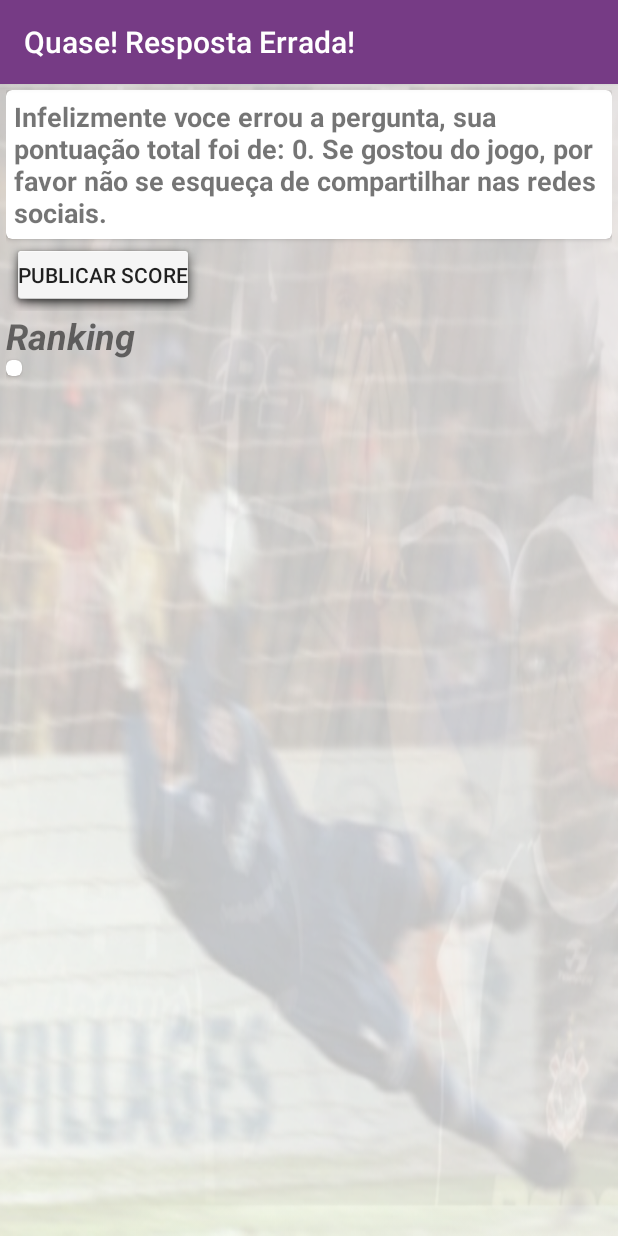
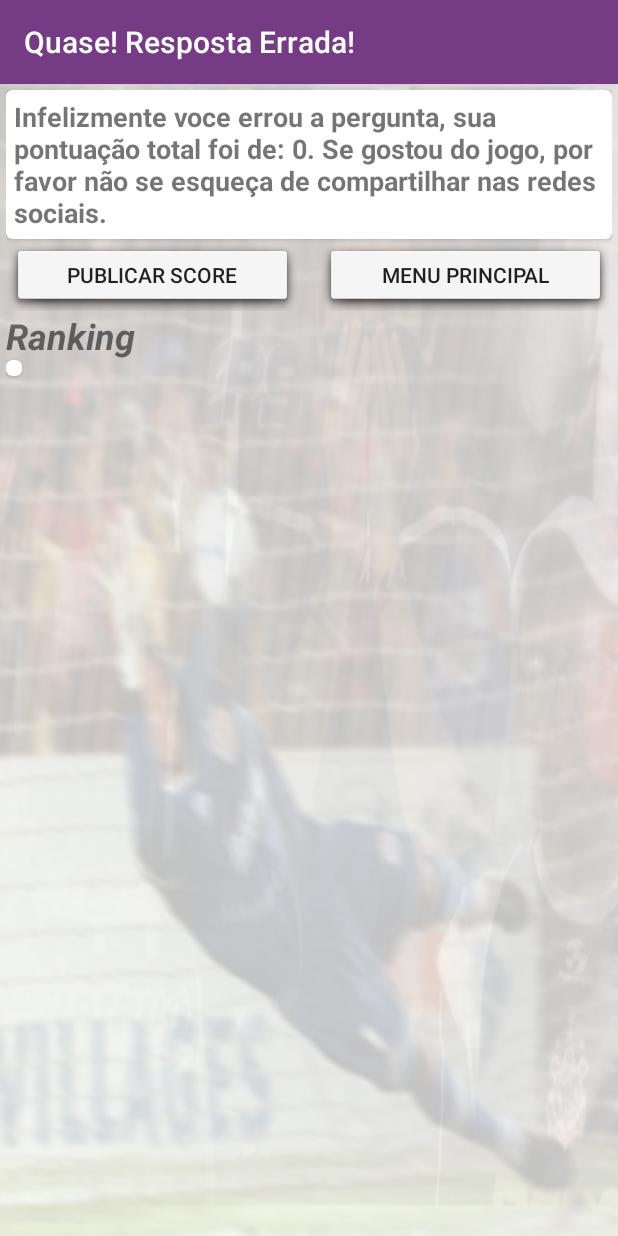
Before and after one commit to ckilee/cori_quiz, an Android app: the FailActivity screen opened directly, with no data from a screen before it, on a phone screen of 412 x 824 dp. Run offline under Robolectric (Android 15) with nearby library versions, the phone set to English and light mode, and no system bars; our stand-ins replace AdMob; libraries missing offline, so code that uses them is left out: com.facebook, com.facebook.internal, com.facebook.login; 2 statements that could not run were skipped.

Commit message:
Fixed issues: https://github.com/ckilee/cori_quiz/issues/21 and https://github.com/ckilee/cori_quiz/issues/20
Signed-off-by: Carlos Eduardo Ki Lee <ckilee@gmail.com>

```diff
--- a/CoriQuiz/app/src/main/java/frolic/br/coriquiz/FailActivity.java
+++ b/CoriQuiz/app/src/main/java/frolic/br/coriquiz/FailActivity.java
@@ -52,7 +52,10 @@ public class FailActivity extends AppCompatActivity {
     private CallbackManager callbackManager;
     private int score = 0;
     private Button publishScoreButton;
+    private Button backButton;
     private InterstitialAd mInterstitialAd;
+    private boolean hasLoadedRanking = false;
+    Fragment rankingFragment = null;
 
     @Override
     protected void onCreate(Bundle savedInstanceState) {
@@ -63,10 +66,23 @@ public class FailActivity extends AppCompatActivity {
         Toolbar toolbar = (Toolbar) findViewById(R.id.toolbar);
         setSupportActionBar(toolbar);
 
+        configureViews();
+
+        if(!hasLoadedRanking)
+            requestScore();
+
+        this.setTitle(R.string.wrong_answer);
+
+        new ShowInterstitialTask().execute(500);
+
+    }
+
+    private void configureViews(){
         Intent i = getIntent();
         score = i.getIntExtra(ExtraNames.SCORE,0);
         failTextView = (TextView)findViewById(R.id.textViewFailMessage);
         failTextView.setText(getText(R.string.fail_message).toString().replace("%score%", Integer.toString(score)));
+
         publishScoreButton  = (Button)this.findViewById(R.id.buttonPublishScore);
         //Publish Score Button
         View.OnClickListener publishListener = new View.OnClickListener() {
@@ -80,12 +96,14 @@ public class FailActivity extends AppCompatActivity {
             publishScoreButton.setEnabled(false);
         }
 
-        requestScore();
-
-        this.setTitle(R.string.wrong_answer);
-
-        new ShowInterstitialTask().execute(500);
-
+        backButton = (Button)this.findViewById(R.id.buttonBackToMain);
+        View.OnClickListener backListener = new View.OnClickListener() {
+            @Override
+            public void onClick(View v){
+                finish();
+            }
+        };
+        backButton.setOnClickListener(backListener);
     }
 
     private class ShowInterstitialTask extends AsyncTask<Integer,Void,Void> {
@@ -132,7 +150,8 @@ public class FailActivity extends AppCompatActivity {
     }
 
     private void requestScore(){
-        if(AccessToken.getCurrentAccessToken() != null) {
+        try {
+            if (AccessToken.getCurrentAccessToken() != null) {
                 GraphRequestAsyncTask request1 = GraphRequest.newGraphPathRequest(AccessToken.getCurrentAccessToken(), "/" + this.getString(R.string.app_id) + "/scores", new GraphRequest.Callback() {
                     @Override
                     public void onCompleted(GraphResponse response) {
@@ -157,14 +176,33 @@ public class FailActivity extends AppCompatActivity {
 
                         }
 
-                    RankingFragment rankingFragment = RankingFragment.newInstance(rankingItemList);
+                        rankingFragment = RankingFragment.newInstance(rankingItemList);
                         getFragmentManager().beginTransaction().replace(R.id.rankingFragment, rankingFragment).commit();
+                        hasLoadedRanking = true;
                     }
 
                 }).executeAsync();
+            } else {
+                rankingFragment = RankingNotLogedFragment.newInstance();
+                getFragmentManager().beginTransaction().add(R.id.rankingFragment, rankingFragment).commit();
+                hasLoadedRanking = true;
+            }
+        }catch(IllegalStateException ie){
+            ie.printStackTrace();
+            hasLoadedRanking = false;
+        }
+    }
+
+    @Override
+    protected void onPostResume() {
+        super.onPostResume();
+        if(!hasLoadedRanking){
+            if(rankingFragment==null){
+                requestScore();
             }else{
-            RankingNotLogedFragment rankingNotLogedFragment = RankingNotLogedFragment.newInstance();
-            getFragmentManager().beginTransaction().add(R.id.rankingFragment, rankingNotLogedFragment).commit();
+                getFragmentManager().beginTransaction().add(R.id.rankingFragment, rankingFragment).commit();
+                hasLoadedRanking = true;
+            }
         }
     }
 
--- a/CoriQuiz/app/src/main/res/layout/content_fail.xml
+++ b/CoriQuiz/app/src/main/res/layout/content_fail.xml
@@ -62,6 +62,25 @@
         android:id="@+id/buttonPublishScore"
         android:layout_below="@+id/cardViewFailMessage"
         android:layout_alignParentStart="true"
+        android:layout_toLeftOf="@+id/auxLayoutCenter"
         android:background="@android:drawable/dialog_holo_light_frame" />
 
+    <Button
+        android:layout_width="wrap_content"
+        android:layout_height="wrap_content"
+        android:text="@string/back_to_main"
+        android:elevation="5dp"
+        android:id="@+id/buttonBackToMain"
+        android:layout_below="@+id/cardViewFailMessage"
+        android:layout_alignParentRight="true"
+        android:background="@android:drawable/dialog_holo_light_frame"
+        android:layout_toRightOf="@+id/auxLayoutCenter" />
+
+    <Space
+        android:layout_width="20px"
+        android:layout_height="20px"
+        android:id="@+id/auxLayoutCenter"
+        android:layout_alignParentBottom="true"
+        android:layout_centerHorizontal="true" />
+
 </RelativeLayout>
--- a/CoriQuiz/app/src/main/res/values/strings.xml
+++ b/CoriQuiz/app/src/main/res/values/strings.xml
@@ -55,6 +55,7 @@
     <string name="reset_score">Limpar Score</string>
     <string name="score_has_been_reset">O Score atual foi limpo</string>
 
+    <string name="back_to_main">Menu Principal</string>
     <plurals name="message_participants">
         <item quantity="one">Há %d participante</item>
         <item quantity="other">Há %d participantes</item>
```
Lines whose indentation alone changed are shown as unchanged.
